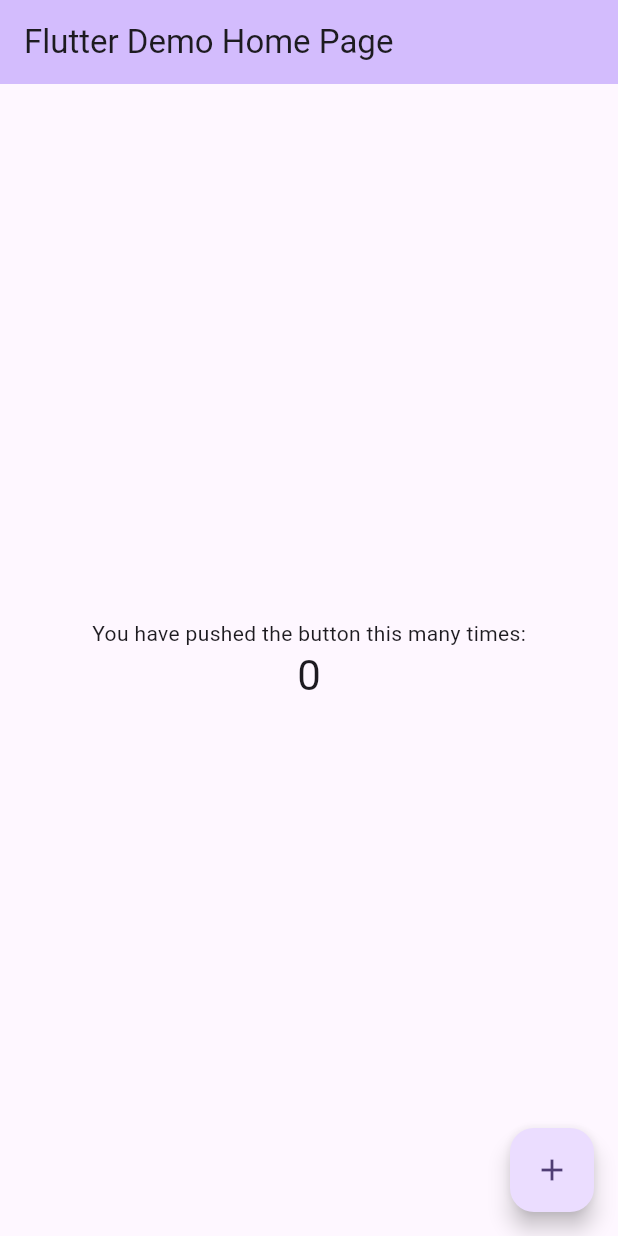
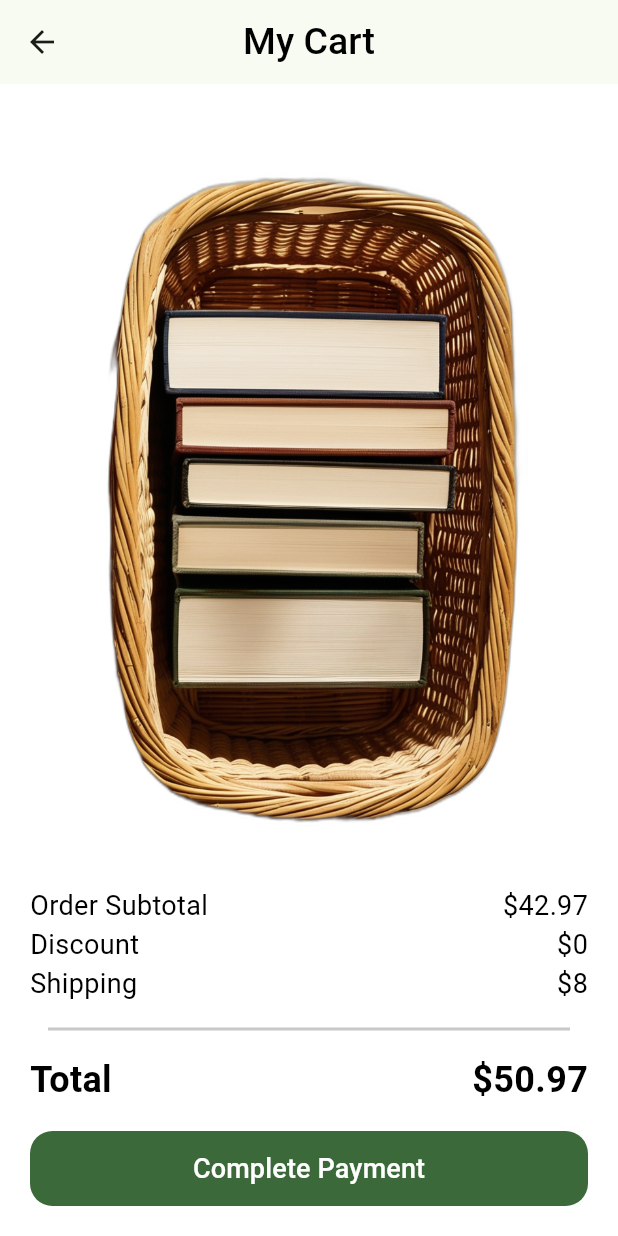
Before and after one commit to moelhewehy7/Payment_App, a Flutter app: the screen it shows after launch, on a phone screen of 412 x 824 dp. Run offline on Flutter 3.47's test engine with Material 3 defaults, Android fonts, the phone set to English and light mode, and no system bars.

Commit message:
adding MyCartView

```diff
--- /dev/null
+++ b/lib/core/utils/app_styels.dart
@@ -0,0 +1,39 @@
+import 'package:flutter/material.dart';
+
+class AppStyles {
+  static const TextStyle styleMedium25 = TextStyle(
+    color: Colors.black,
+    fontSize: 25,
+    fontWeight: FontWeight.w500,
+  );
+
+  static const TextStyle styleMedium18 = TextStyle(
+    fontSize: 18,
+    fontWeight: FontWeight.w500,
+  );
+  static const TextStyle styleRegular18 = TextStyle(
+    color: Colors.black,
+    fontSize: 18,
+    fontWeight: FontWeight.w400,
+  );
+  static const TextStyle styleSemiBold18 = TextStyle(
+    color: Colors.black,
+    fontSize: 18,
+    fontWeight: FontWeight.w600,
+  );
+  static const TextStyle styleMedium24 = TextStyle(
+    color: Colors.black,
+    fontSize: 24,
+    fontWeight: FontWeight.w500,
+  );
+  static const TextStyle styleSemiBold24 = TextStyle(
+    color: Colors.black,
+    fontSize: 24,
+    fontWeight: FontWeight.w600,
+  );
+  static const TextStyle styleRegular20 = TextStyle(
+    color: Colors.black,
+    fontSize: 24,
+    fontWeight: FontWeight.w400,
+  );
+}
--- /dev/null
+++ b/lib/features/checkout/presentation/views/my_cart_view.dart
@@ -0,0 +1,79 @@
+import 'package:flutter/material.dart';
+import 'package:flutter/widgets.dart';
+
+import 'package:payment_app/core/utils/app_styels.dart';
+import 'package:payment_app/features/checkout/presentation/views/widgets/total_price.dart';
+
+import 'widgets/oreder_info.dart';
+
+class MyCartView extends StatelessWidget {
+  const MyCartView({super.key});
+
+  @override
+  Widget build(BuildContext context) {
+    return Scaffold(
+      backgroundColor: Colors.white,
+      appBar: AppBar(
+          elevation: 0,
+          leading:
+              IconButton(onPressed: () {}, icon: const Icon(Icons.arrow_back)),
+          title: const Text(
+            'My Cart',
+            style: AppStyles.styleMedium25,
+          ),
+          centerTitle: true),
+      body: Padding(
+        padding: const EdgeInsets.symmetric(vertical: 20, horizontal: 20),
+        child: Column(children: [
+          Expanded(
+            child: Image.asset(
+              'assets/images/basket.png',
+              fit: BoxFit.fitWidth,
+            ),
+          ),
+          const OrederInfo(
+            title: 'Order Subtotal',
+            value: r'$42.97',
+          ),
+          const OrederInfo(
+            title: 'Discount',
+            value: r'$0',
+          ),
+          const OrederInfo(
+            title: 'Shipping',
+            value: r'$8',
+          ),
+          const Padding(
+            padding: EdgeInsets.symmetric(horizontal: 12),
+            child: Divider(
+              thickness: 2,
+              height: 34,
+              color: Color(0xFFbC7C7C7),
+            ),
+          ),
+          const TotalPrice(
+            title: 'Total',
+            value: r'$50.97',
+          ),
+          const SizedBox(
+            height: 17,
+          ),
+          SizedBox(
+            width: double.infinity,
+            height: 50,
+            child: FilledButton(
+              onPressed: () {},
+              child: const Text(
+                "Complete Payment",
+                style: AppStyles.styleMedium18,
+              ),
+              style: FilledButton.styleFrom(
+                  shape: RoundedRectangleBorder(
+                      borderRadius: BorderRadius.circular(15))),
+            ),
+          )
+        ]),
+      ),
+    );
+  }
+}
--- /dev/null
+++ b/lib/features/checkout/presentation/views/widgets/oreder_info.dart
@@ -0,0 +1,17 @@
+import 'package:flutter/material.dart';
+import 'package:payment_app/core/utils/app_styels.dart';
+
+class OrederInfo extends StatelessWidget {
+  const OrederInfo({super.key, required this.title, required this.value});
+  final String title, value;
+  @override
+  Widget build(BuildContext context) {
+    return Row(
+      mainAxisAlignment: MainAxisAlignment.spaceBetween,
+      children: [
+        Text(title, style: AppStyles.styleRegular18),
+        Text(value, style: AppStyles.styleRegular18)
+      ],
+    );
+  }
+}
--- /dev/null
+++ b/lib/features/checkout/presentation/views/widgets/total_price.dart
@@ -0,0 +1,19 @@
+import 'package:flutter/cupertino.dart';
+import 'package:flutter/material.dart';
+import 'package:flutter/widgets.dart';
+import 'package:payment_app/core/utils/app_styels.dart';
+
+class TotalPrice extends StatelessWidget {
+  const TotalPrice({super.key, required this.title, required this.value});
+  final String title, value;
+  @override
+  Widget build(BuildContext context) {
+    return Row(
+      mainAxisAlignment: MainAxisAlignment.spaceBetween,
+      children: [
+        Text(title, style: AppStyles.styleSemiBold24),
+        Text(value, style: AppStyles.styleSemiBold24)
+      ],
+    );
+  }
+}
--- a/lib/main.dart
+++ b/lib/main.dart
@@ -1,125 +1,20 @@
 import 'package:flutter/material.dart';
+import 'package:payment_app/features/checkout/presentation/views/my_cart_view.dart';
 
 void main() {
-  runApp(const MyApp());
+  runApp(const PaymentApp());
 }
 
-class MyApp extends StatelessWidget {
-  const MyApp({super.key});
+class PaymentApp extends StatelessWidget {
+  const PaymentApp({super.key});
 
-  // This widget is the root of your application.
   @override
   Widget build(BuildContext context) {
     return MaterialApp(
-      title: 'Flutter Demo',
-      theme: ThemeData(
-        // This is the theme of your application.
-        //
-        // TRY THIS: Try running your application with "flutter run". You'll see
-        // the application has a purple toolbar. Then, without quitting the app,
-        // try changing the seedColor in the colorScheme below to Colors.green
-        // and then invoke "hot reload" (save your changes or press the "hot
-        // reload" button in a Flutter-supported IDE, or press "r" if you used
-        // the command line to start the app).
-        //
-        // Notice that the counter didn't reset back to zero; the application
-        // state is not lost during the reload. To reset the state, use hot
-        // restart instead.
-        //
-        // This works for code too, not just values: Most code changes can be
-        // tested with just a hot reload.
-        colorScheme: ColorScheme.fromSeed(seedColor: Colors.deepPurple),
-        useMaterial3: true,
-      ),
-      home: const MyHomePage(title: 'Flutter Demo Home Page'),
-    );
+        debugShowCheckedModeBanner: false,
+        theme: ThemeData(
+          colorScheme: ColorScheme.fromSeed(seedColor: Colors.green),
+        ),
+        home: const MyCartView());
   }
 }
-
-class MyHomePage extends StatefulWidget {
-  const MyHomePage({super.key, required this.title});
-
-  // This widget is the home page of your application. It is stateful, meaning
-  // that it has a State object (defined below) that contains fields that affect
-  // how it looks.
-
-  // This class is the configuration for the state. It holds the values (in this
-  // case the title) provided by the parent (in this case the App widget) and
-  // used by the build method of the State. Fields in a Widget subclass are
-  // always marked "final".
-
-  final String title;
-
-  @override
-  State<MyHomePage> createState() => _MyHomePageState();
-}
-
-class _MyHomePageState extends State<MyHomePage> {
-  int _counter = 0;
-
-  void _incrementCounter() {
-    setState(() {
-      // This call to setState tells the Flutter framework that something has
-      // changed in this State, which causes it to rerun the build method below
-      // so that the display can reflect the updated values. If we changed
-      // _counter without calling setState(), then the build method would not be
-      // called again, and so nothing would appear to happen.
-      _counter++;
-    });
-  }
-
-  @override
-  Widget build(BuildContext context) {
-    // This method is rerun every time setState is called, for instance as done
-    // by the _incrementCounter method above.
-    //
-    // The Flutter framework has been optimized to make rerunning build methods
-    // fast, so that you can just rebuild anything that needs updating rather
-    // than having to individually change instances of widgets.
-    return Scaffold(
-      appBar: AppBar(
-        // TRY THIS: Try changing the color here to a specific color (to
-        // Colors.amber, perhaps?) and trigger a hot reload to see the AppBar
-        // change color while the other colors stay the same.
-        backgroundColor: Theme.of(context).colorScheme.inversePrimary,
-        // Here we take the value from the MyHomePage object that was created by
-        // the App.build method, and use it to set our appbar title.
-        title: Text(widget.title),
-      ),
-      body: Center(
-        // Center is a layout widget. It takes a single child and positions it
-        // in the middle of the parent.
-        child: Column(
-          // Column is also a layout widget. It takes a list of children and
-          // arranges them vertically. By default, it sizes itself to fit its
-          // children horizontally, and tries to be as tall as its parent.
-          //
-          // Column has various properties to control how it sizes itself and
-          // how it positions its children. Here we use mainAxisAlignment to
-          // center the children vertically; the main axis here is the vertical
-          // axis because Columns are vertical (the cross axis would be
-          // horizontal).
-          //
-          // TRY THIS: Invoke "debug painting" (choose the "Toggle Debug Paint"
-          // action in the IDE, or press "p" in the console), to see the
-          // wireframe for each widget.
-          mainAxisAlignment: MainAxisAlignment.center,
-          children: <Widget>[
-            const Text(
-              'You have pushed the button this many times:',
-            ),
-            Text(
-              '$_counter',
-              style: Theme.of(context).textTheme.headlineMedium,
-            ),
-          ],
-        ),
-      ),
-      floatingActionButton: FloatingActionButton(
-        onPressed: _incrementCounter,
-        tooltip: 'Increment',
-        child: const Icon(Icons.add),
-      ), // This trailing comma makes auto-formatting nicer for build methods.
-    );
-  }
-}
--- a/pubspec.yaml
+++ b/pubspec.yaml
@@ -59,9 +59,9 @@ flutter:
   uses-material-design: true
 
   # To add assets to your application, add an assets section, like this:
-  # assets:
-  #   - images/a_dot_burr.jpeg
-  #   - images/a_dot_ham.jpeg
+  assets:
+    - assets/images/
+    # - images/a_dot_ham.jpeg
 
   # An image asset can refer to one or more resolution-specific "variants", see
   # https://flutter.dev/assets-and-images/#resolution-aware
```
Also changed, not shown: assets/images/basket.png (added), 1 other file.
